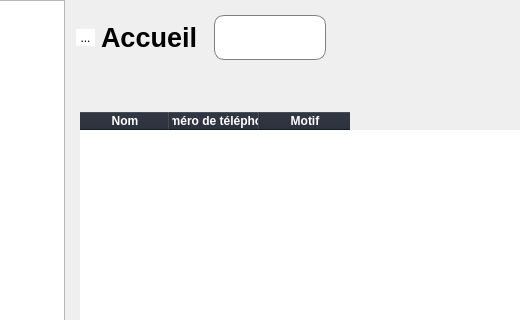
This is mainwindow.ui in ArtAuc/mkrescue as Qt 5 draws it before an edit; both pictures show x 191 to 711 and y 0 to 320 of the 1251 by 739 pixel window. The edited form follows.
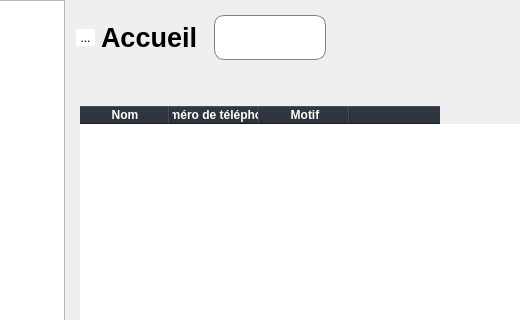
This is the edited form. The open tabs and pages were chosen to show the change. Icons and pictures are not drawn. Custom widgets are drawn as their Qt base class.

Commit message: Delete buttons for red list

The edit to the form file:
```diff
--- a/mainwindow.ui
+++ b/mainwindow.ui
@@ -1184,6 +1184,9 @@
         </widget>
         <widget class="Registry" name="redListPage">
          <layout class="QVBoxLayout" name="verticalLayout_5">
+          <property name="spacing">
+           <number>0</number>
+          </property>
           <item>
            <layout class="QHBoxLayout" name="horizontalLayout">
             <item>
@@ -1270,6 +1273,11 @@
               <string>Motif</string>
              </property>
             </column>
+            <column>
+             <property name="text">
+              <string> </string>
+             </property>
+            </column>
            </widget>
           </item>
          </layout>
```
Left out of the diff: 17 changed lines with no effect on the pictures. The commit also changes 5 other files.
